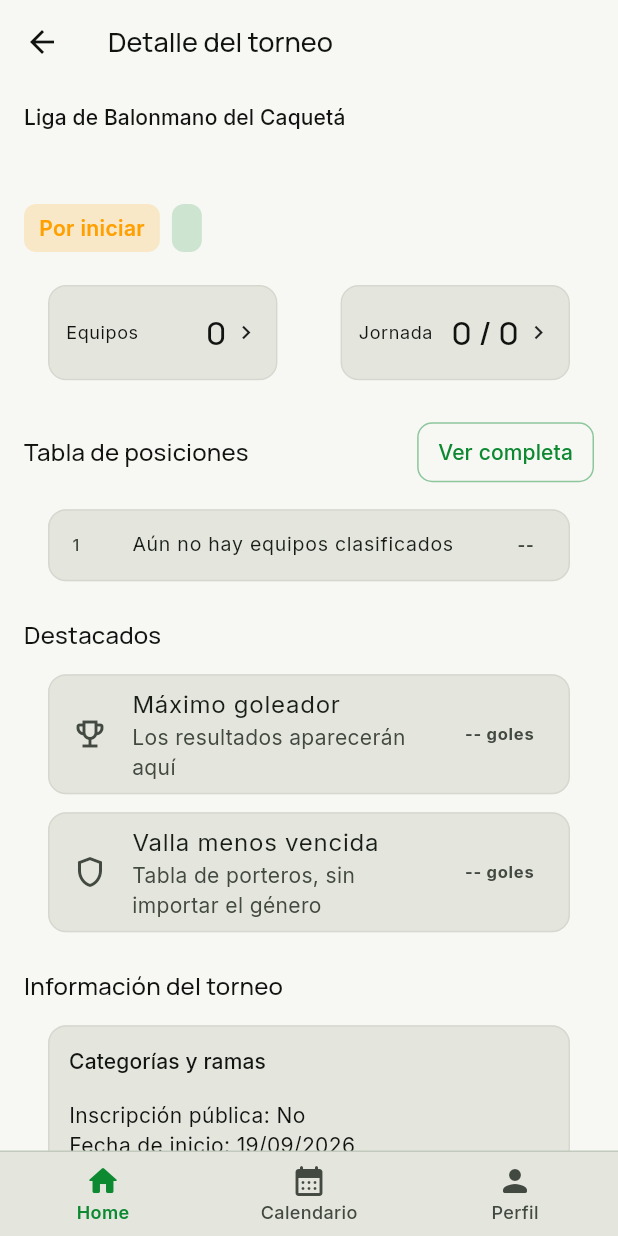
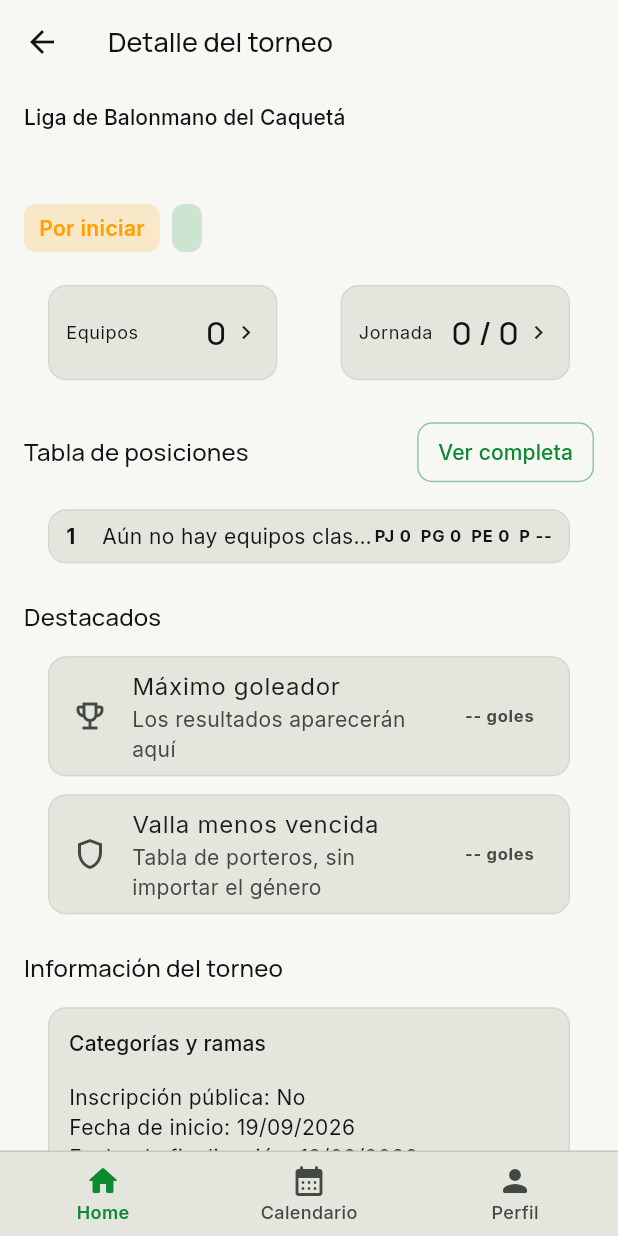
Before and after one commit to tatiana1104/handplay_demo, a Flutter app: the TournamentDetailScreen screen opened directly with empty values, on a phone screen of 412 x 824 dp. Run offline on Flutter 3.47's test engine with Material 3 defaults, Android fonts, the phone set to English and light mode, and no system bars; our stand-ins replace cloud_firestore, dartz, equatable, firebase_auth, firebase_core, firebase_messaging and 5 more; accounts and stored records are empty.

```diff
--- a/lib/features/tournaments/presentation/screens/tournament_detail_screen.dart
+++ b/lib/features/tournaments/presentation/screens/tournament_detail_screen.dart
@@ -981,6 +981,7 @@ List<QueryDocumentSnapshot<Map<String, dynamic>>> _sortedStandings(List<QueryDoc
 
 String _teamLabel(QueryDocumentSnapshot<Map<String, dynamic>> doc) => (doc.data()['teamName'] ?? doc.data()['name'] ?? doc.id).toString();
 int _points(QueryDocumentSnapshot<Map<String, dynamic>> doc) => (doc.data()['points'] as num?)?.toInt() ?? 0;
+int _stat(QueryDocumentSnapshot<Map<String, dynamic>> doc, String key) => (doc.data()[key] as num?)?.toInt() ?? 0;
 
 class _FullStandingsScreen extends StatelessWidget {
   const _FullStandingsScreen({required this.tournament});
@@ -1000,7 +1001,7 @@ class _FullStandingsScreen extends StatelessWidget {
           padding: const EdgeInsets.all(16),
           itemCount: rows.length,
           separatorBuilder: (_, __) => const SizedBox(height: 6),
-          itemBuilder: (_, index) => _StandingRow(position: '${index + 1}', team: _teamLabel(rows[index]), points: '${_points(rows[index])} pts'),
+          itemBuilder: (_, index) => _StandingRow(position: '${index + 1}', team: _teamLabel(rows[index]), points: '${_points(rows[index])} pts', played: _stat(rows[index], 'played'), wins: _stat(rows[index], 'wins'), draws: _stat(rows[index], 'draws'), losses: _stat(rows[index], 'losses')),
         );
       },
     ),
@@ -1008,13 +1009,17 @@ class _FullStandingsScreen extends StatelessWidget {
 }
 
 class _StandingRow extends StatelessWidget {
-  const _StandingRow({required this.position, required this.team, required this.points});
+  const _StandingRow({required this.position, required this.team, required this.points, this.played = 0, this.wins = 0, this.draws = 0, this.losses = 0});
   final String position;
   final String team;
   final String points;
+  final int played;
+  final int wins;
+  final int draws;
+  final int losses;
 
   @override
-  Widget build(BuildContext context) => Card(child: ListTile(dense: true, leading: Text(position), title: Text(team), trailing: Text(points, style: const TextStyle(fontWeight: FontWeight.bold))));
+  Widget build(BuildContext context) => Card(child: Padding(padding: const EdgeInsets.symmetric(horizontal: 12, vertical: 8), child: Row(children: [SizedBox(width: 24, child: Text(position, style: const TextStyle(fontWeight: FontWeight.bold))), Expanded(child: Text(team, overflow: TextOverflow.ellipsis)), Text('PJ $played  PG $wins  PE $draws  P $points', style: Theme.of(context).textTheme.labelSmall?.copyWith(fontWeight: FontWeight.w700))])));
 }
 
 class _Highlights extends StatelessWidget {
```
Also changed, not shown: lib/features/matches/presentation/screens/live_match_screen.dart (+35 -0 lines).
